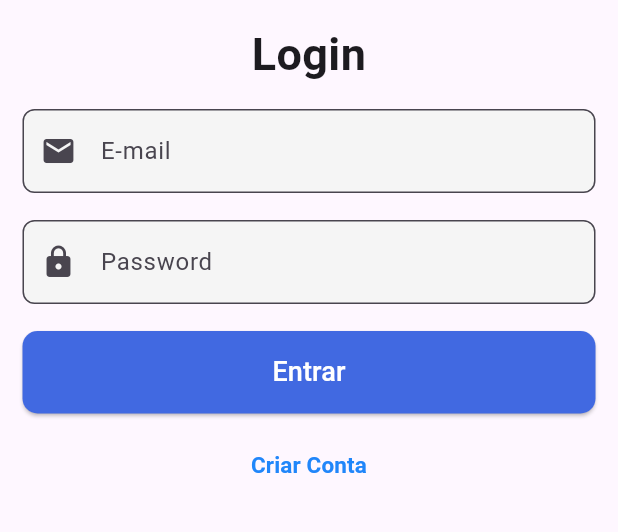
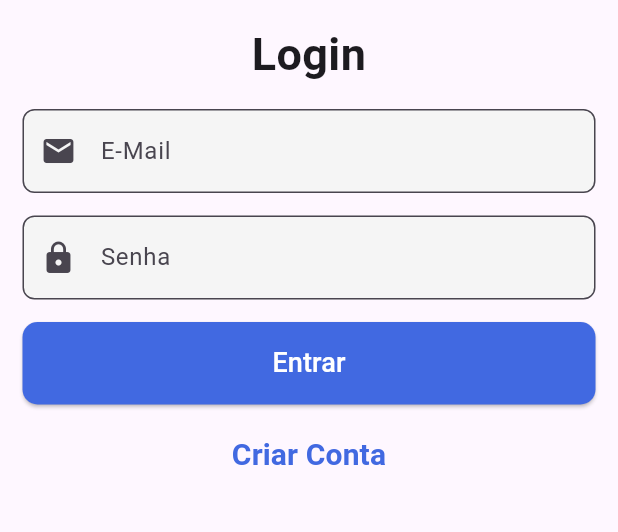
Before and after one commit to JoseCarlosPereiraNeto/app_navegacao, a Flutter app: the screen it shows after launch, on a phone screen of 412 x 824 dp, the part 503-1035 px from its top. Run offline on Flutter 3.47's test engine with Material 3 defaults, Android fonts, the light colour scheme and no system bars; missing offline and left inert: validatorless.

Commit message:
appnavegaçao

```diff
--- a/lib/src/pages/login_page.dart
+++ b/lib/src/pages/login_page.dart
@@ -1,4 +1,3 @@
-import 'package:app_navegacao/src/pages/home_page.dart';
 import 'package:app_navegacao/src/widgets/botao_widget.dart';
 import 'package:app_navegacao/src/widgets/campo_formulario_widget.dart';
 import 'package:flutter/material.dart';
@@ -12,20 +11,26 @@ class LoginPage extends StatefulWidget {
 }
 
 class _LoginPageState extends State<LoginPage> {
-
   final emailController = TextEditingController();
   final passwordController = TextEditingController();
   final formKey = GlobalKey<FormState>();
 
-  void _cadastrar(){
+  void _cadatrar() {
     Navigator.of(context).pushNamed("/cadastro");
   }
 
-  void _acessar(){
-    if(formKey.currentState!.validate()){
-      Navigator.of(context).pushAndRemoveUntil(
+  void _acessar() {
+    if (formKey.currentState!.validate()) {
+      /*Navigator.of(context).pushAndRemoveUntil(
         MaterialPageRoute(builder: (_) => HomePage()),
-         (route)=> false);
+        (route) => false,
+      );*/
+      Navigator.pushNamedAndRemoveUntil(
+        context,
+        '/home',
+        (route) => false,
+        arguments: emailController.text,
+      );
     }
   }
 
@@ -35,53 +40,50 @@ class _LoginPageState extends State<LoginPage> {
       body: SafeArea(
         child: SingleChildScrollView(
           child: Padding(
-            padding: const EdgeInsets.all(15.0),
+            padding: const EdgeInsets.all(15),
             child: Form(
               key: formKey,
               child: Column(
                 crossAxisAlignment: CrossAxisAlignment.stretch,
                 children: [
                   SizedBox(height: 20),
-                  Image.asset("assets/images/logo_empresa.png",height: 300),
+                  Image.asset("assets/images/logo_empresa.png", height: 300),
                   SizedBox(height: 15),
                   Text(
                     "Login",
                     textAlign: TextAlign.center,
-                    style: TextStyle(
-                      fontSize: 30,
-                      fontWeight: FontWeight.bold
-                    ),
+                    style: TextStyle(fontSize: 30, fontWeight: FontWeight.bold),
                   ),
                   SizedBox(height: 15),
                   CampoFormularioWidget(
-                    label: "E-mail",
+                    label: "E-Mail",
                     controller: emailController,
                     obscure: false,
                     icon: Icons.email,
                     validatorless: Validatorless.multiple([
-                      Validatorless.required("Campo obrigatorio"),
-                      Validatorless.email("Email invalido")
+                      Validatorless.required("Campo Obrigatório"),
+                      Validatorless.email("E-mail Inválido"),
                     ]),
                   ),
-                  SizedBox(height: 18),
+                  SizedBox(height: 15),
                   CampoFormularioWidget(
-                    label: "Password",
+                    label: "Senha",
                     controller: passwordController,
                     obscure: true,
                     icon: Icons.lock,
-                    validatorless: Validatorless.required("Campo obrigatorio"),
+                    validatorless: Validatorless.required("Campo Obrigatório"),
                   ),
-                  SizedBox(height: 18),
+                  SizedBox(height: 15),
                   BotaoWidget(onclik: _acessar, title: "Entrar"),
                   SizedBox(height: 10),
                   TextButton(
-                    onPressed: _cadastrar,
+                    onPressed: _cadatrar,
                     child: Text(
                       "Criar Conta",
                       textAlign: TextAlign.center,
                       style: TextStyle(
-                        fontSize: 15,
-                        color: const Color.fromARGB(255, 32, 134, 250),
+                        fontSize: 20,
+                        color: const Color(0xFF4169E1),
                         fontWeight: FontWeight.bold,
                       ),
                     ),
--- a/lib/src/widgets/campo_formulario_widget.dart
+++ b/lib/src/widgets/campo_formulario_widget.dart
@@ -6,6 +6,7 @@ class CampoFormularioWidget extends StatelessWidget {
   final TextEditingController controller;
   final bool obscure;
   final String? Function(String?) validatorless;
+
 
   const CampoFormularioWidget({
     required this.label,
@@ -28,6 +29,7 @@ class CampoFormularioWidget extends StatelessWidget {
           prefixIcon: Icon(icon),
           border: OutlineInputBorder(borderRadius: BorderRadius.circular(8)),
         ),
+      validator: validatorless,
     );
   }
 }
```
Also changed, not shown: lib/src/pages/cadastro_page.dart (+22 -9 lines), lib/src/pages/home_page.dart (+7 -0 lines).
